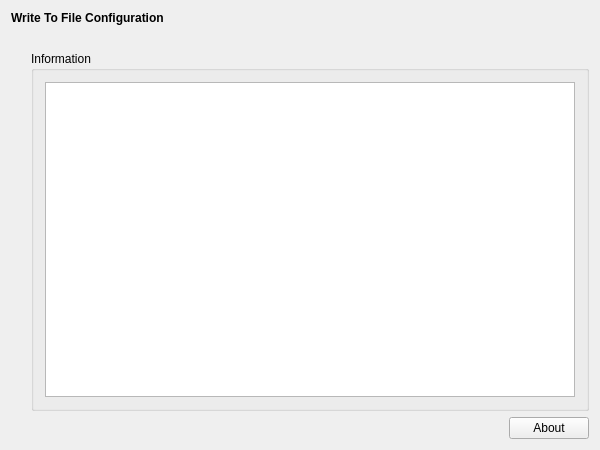
Above: applications/mne_scan/plugins/writetofile/FormFiles/writetofilesetup.ui from mne-tools/mne-cpp before the change. Below: the same form after it.
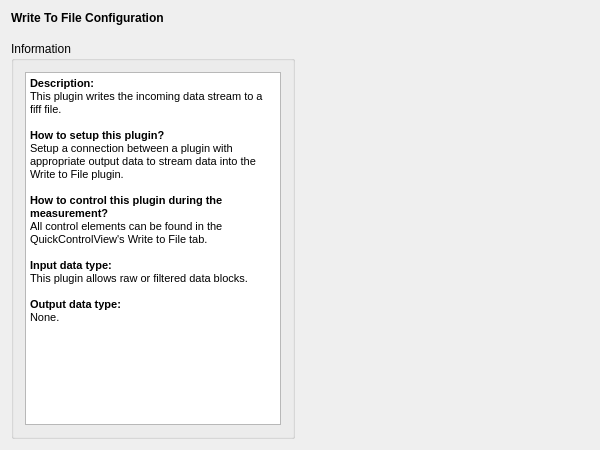
That is the form after the change.

Commit message: MAINT: About UI page cleanup

```diff
--- a/applications/mne_scan/plugins/writetofile/FormFiles/writetofilesetup.ui
+++ b/applications/mne_scan/plugins/writetofile/FormFiles/writetofilesetup.ui
@@ -38,27 +38,67 @@
      <property name="sizeHint" stdset="0">
       <size>
        <width>20</width>
-       <height>20</height>
+       <height>10</height>
       </size>
      </property>
     </spacer>
    </item>
    <item>
     <layout class="QGridLayout" name="m_qGridLayout_main">
-     <item row="0" column="1" rowspan="2" colspan="2">
+     <item row="1" column="1">
+      <spacer name="m_qVerticalSpacer_LeftRow">
+       <property name="orientation">
+        <enum>Qt::Vertical</enum>
+       </property>
+       <property name="sizeHint" stdset="0">
+        <size>
+         <width>20</width>
+         <height>40</height>
+        </size>
+       </property>
+      </spacer>
+     </item>
+     <item row="1" column="0">
       <widget class="QGroupBox" name="m_qGroupBox_Information">
+       <property name="maximumSize">
+        <size>
+         <width>16777215</width>
+         <height>16777215</height>
+        </size>
+       </property>
        <property name="title">
         <string>Information</string>
        </property>
        <layout class="QGridLayout" name="m_qGridLayout_Information">
         <item row="0" column="0">
-         <widget class="QTextBrowser" name="m_qTextBrowser_Information"/>
+         <widget class="QTextBrowser" name="m_qTextBrowser_Information">
+          <property name="html">
+           <string>&lt;!DOCTYPE HTML PUBLIC &quot;-//W3C//DTD HTML 4.0//EN&quot; &quot;http://www.w3.org/TR/REC-html40/strict.dtd&quot;&gt;
+&lt;html&gt;&lt;head&gt;&lt;meta name=&quot;qrichtext&quot; content=&quot;1&quot; /&gt;&lt;style type=&quot;text/css&quot;&gt;
+p, li { white-space: pre-wrap; }
+&lt;/style&gt;&lt;/head&gt;&lt;body style=&quot; font-family:'MS Shell Dlg 2'; font-size:8.25pt; font-weight:400; font-style:normal;&quot;&gt;
+&lt;p style=&quot; margin-top:0px; margin-bottom:0px; margin-left:0px; margin-right:0px; -qt-block-indent:0; text-indent:0px;&quot;&gt;&lt;span style=&quot; font-weight:600;&quot;&gt;Description:&lt;/span&gt;&lt;/p&gt;
+&lt;p style=&quot; margin-top:0px; margin-bottom:0px; margin-left:0px; margin-right:0px; -qt-block-indent:0; text-indent:0px;&quot;&gt;This plugin writes the incoming data stream to a fiff file.&lt;/p&gt;
+&lt;p style=&quot;-qt-paragraph-type:empty; margin-top:0px; margin-bottom:0px; margin-left:0px; margin-right:0px; -qt-block-indent:0; text-indent:0px;&quot;&gt;&lt;br /&gt;&lt;/p&gt;
+&lt;p style=&quot; margin-top:0px; margin-bottom:0px; margin-left:0px; margin-right:0px; -qt-block-indent:0; text-indent:0px;&quot;&gt;&lt;span style=&quot; font-weight:600;&quot;&gt;How to setup this plugin?&lt;/span&gt;&lt;/p&gt;
+&lt;p style=&quot; margin-top:0px; margin-bottom:0px; margin-left:0px; margin-right:0px; -qt-block-indent:0; text-indent:0px;&quot;&gt;Setup a connection between a plugin with appropriate output data to stream data into the Write to File plugin.&lt;/p&gt;
+&lt;p style=&quot;-qt-paragraph-type:empty; margin-top:0px; margin-bottom:0px; margin-left:0px; margin-right:0px; -qt-block-indent:0; text-indent:0px;&quot;&gt;&lt;br /&gt;&lt;/p&gt;
+&lt;p style=&quot; margin-top:0px; margin-bottom:0px; margin-left:0px; margin-right:0px; -qt-block-indent:0; text-indent:0px;&quot;&gt;&lt;span style=&quot; font-weight:600;&quot;&gt;How to control this plugin during the measurement?&lt;/span&gt;&lt;/p&gt;
+&lt;p style=&quot; margin-top:0px; margin-bottom:0px; margin-left:0px; margin-right:0px; -qt-block-indent:0; text-indent:0px;&quot;&gt;All control elements can be found in the QuickControlView's Write to File tab.&lt;/p&gt;
+&lt;p style=&quot;-qt-paragraph-type:empty; margin-top:0px; margin-bottom:0px; margin-left:0px; margin-right:0px; -qt-block-indent:0; text-indent:0px;&quot;&gt;&lt;br /&gt;&lt;/p&gt;
+&lt;p style=&quot; margin-top:0px; margin-bottom:0px; margin-left:0px; margin-right:0px; -qt-block-indent:0; text-indent:0px;&quot;&gt;&lt;span style=&quot; font-weight:600;&quot;&gt;Input data type:&lt;/span&gt;&lt;/p&gt;
+&lt;p style=&quot; margin-top:0px; margin-bottom:0px; margin-left:0px; margin-right:0px; -qt-block-indent:0; text-indent:0px;&quot;&gt;This plugin allows raw or filtered data blocks.&lt;/p&gt;
+&lt;p style=&quot;-qt-paragraph-type:empty; margin-top:0px; margin-bottom:0px; margin-left:0px; margin-right:0px; -qt-block-indent:0; text-indent:0px;&quot;&gt;&lt;br /&gt;&lt;/p&gt;
+&lt;p style=&quot; margin-top:0px; margin-bottom:0px; margin-left:0px; margin-right:0px; -qt-block-indent:0; text-indent:0px;&quot;&gt;&lt;span style=&quot; font-weight:600;&quot;&gt;Output data type:&lt;/span&gt;&lt;/p&gt;
+&lt;p style=&quot; margin-top:0px; margin-bottom:0px; margin-left:0px; margin-right:0px; -qt-block-indent:0; text-indent:0px;&quot;&gt;None.&lt;/p&gt;&lt;/body&gt;&lt;/html&gt;</string>
+          </property>
+         </widget>
         </item>
        </layout>
       </widget>
      </item>
-     <item row="2" column="1">
-      <spacer name="m_qHorizontalSpacer_About">
+     <item row="1" column="2">
+      <spacer name="horizontalSpacer">
        <property name="orientation">
         <enum>Qt::Horizontal</enum>
        </property>
@@ -70,26 +110,6 @@
        </property>
       </spacer>
      </item>
-     <item row="1" column="0">
-      <spacer name="m_qVerticalSpacer_LeftRow">
-       <property name="orientation">
-        <enum>Qt::Vertical</enum>
-       </property>
-       <property name="sizeHint" stdset="0">
-        <size>
-         <width>20</width>
-         <height>40</height>
-        </size>
-       </property>
-      </spacer>
-     </item>
-     <item row="2" column="2">
-      <widget class="QPushButton" name="m_qPushButton_About">
-       <property name="text">
-        <string>About</string>
-       </property>
-      </widget>
-     </item>
     </layout>
    </item>
   </layout>
```
The commit also changes 58 other files.
